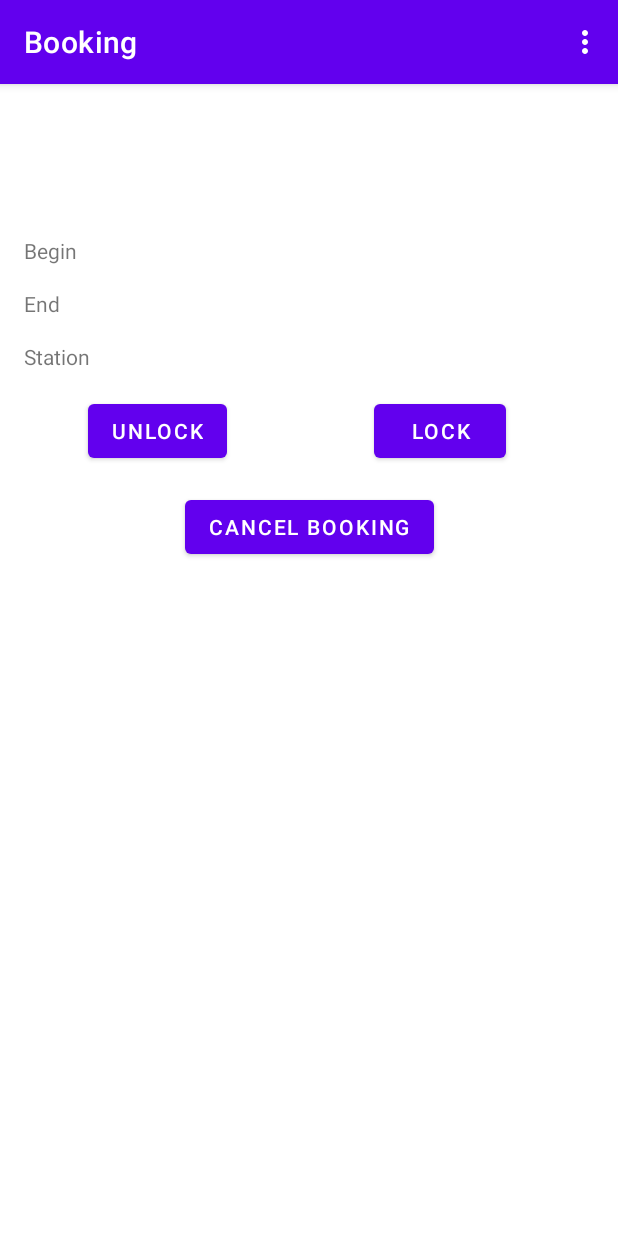
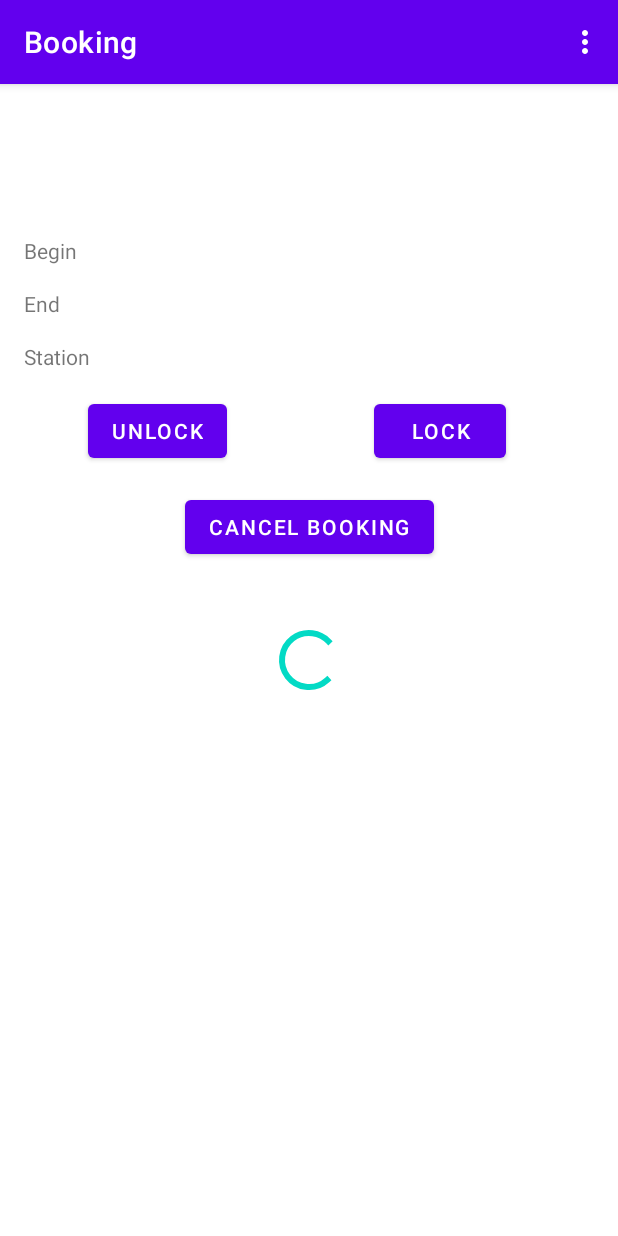
Before and after one commit to kuechensofa/openteilauto, an Android app: the BookingsDetailActivity screen opened directly, with no data from a screen before it, on a phone screen of 412 x 824 dp. Run offline under Robolectric (Android 15) with nearby library versions, the phone set to English and light mode, and no system bars.

Commit message:
Add progress bars to layouts
Add progress bars to layouts to indicate network activity to the user

```diff
--- a/app/src/main/java/de/openteilauto/openteilauto/ui/bookings/BookingsDetailActivity.kt
+++ b/app/src/main/java/de/openteilauto/openteilauto/ui/bookings/BookingsDetailActivity.kt
@@ -4,10 +4,7 @@ import android.content.DialogInterface
 import android.content.Intent
 import android.os.Bundle
 import android.view.View
-import android.widget.Button
-import android.widget.EditText
-import android.widget.TextView
-import android.widget.Toast
+import android.widget.*
 import androidx.appcompat.app.AlertDialog
 import androidx.lifecycle.ViewModelProvider
 import androidx.swiperefreshlayout.widget.SwipeRefreshLayout
@@ -45,6 +42,8 @@ class BookingsDetailActivity : BaseActivity<BookingsDetailViewModel>() {
         val lockButton = findViewById<Button>(R.id.button_lock)
         val cancelButton = findViewById<Button>(R.id.button_cancel_booking)
 
+        val progressBar: ProgressBar = findViewById(R.id.booking_progress_bar)
+
         unlockButton.setOnClickListener {
             showPinDialog(it)
         }
@@ -74,6 +73,8 @@ class BookingsDetailActivity : BaseActivity<BookingsDetailViewModel>() {
                     unlockButton.visibility = View.INVISIBLE
                     lockButton.visibility = View.INVISIBLE
                 }
+
+                progressBar.visibility = View.INVISIBLE
                 refreshLayout.isRefreshing = false
             })
 
--- a/app/src/main/java/de/openteilauto/openteilauto/ui/search/SearchResultsActivity.kt
+++ b/app/src/main/java/de/openteilauto/openteilauto/ui/search/SearchResultsActivity.kt
@@ -2,6 +2,8 @@ package de.openteilauto.openteilauto.ui.search
 
 import android.content.Intent
 import android.os.Bundle
+import android.view.View
+import android.widget.ProgressBar
 import android.widget.SearchView
 import android.widget.Toast
 import androidx.lifecycle.ViewModelProvider
@@ -32,6 +34,8 @@ class SearchResultsActivity : BaseActivity<SearchViewModel>() {
         val searchResultsAdapter = SearchResultsAdapter { searchResult -> adapterOnClick(searchResult) }
         val searchResultsView: RecyclerView = findViewById(R.id.search_results_view)
         searchResultsView.adapter = searchResultsAdapter
+
+        val progressBar: ProgressBar = findViewById(R.id.search_progress_bar)
 
         val bundle = intent.extras
         if (bundle != null) {
@@ -66,6 +70,7 @@ class SearchResultsActivity : BaseActivity<SearchViewModel>() {
 
         model?.getSearchResults()?.observe(this, {searchResults ->
             searchResultsAdapter.submitList(searchResults)
+            progressBar.visibility = View.INVISIBLE
         })
     }
 
--- a/app/src/main/res/layout/activity_bookings_detail.xml
+++ b/app/src/main/res/layout/activity_bookings_detail.xml
@@ -124,5 +124,15 @@
             app:layout_constraintEnd_toEndOf="parent"
             app:layout_constraintStart_toStartOf="parent"
             app:layout_constraintTop_toBottomOf="@+id/button_unlock" />
+
+        <ProgressBar
+            android:id="@+id/booking_progress_bar"
+            style="?android:attr/progressBarStyle"
+            android:layout_width="wrap_content"
+            android:layout_height="wrap_content"
+            app:layout_constraintBottom_toBottomOf="parent"
+            app:layout_constraintEnd_toEndOf="parent"
+            app:layout_constraintStart_toStartOf="parent"
+            app:layout_constraintTop_toTopOf="parent" />
     </androidx.constraintlayout.widget.ConstraintLayout>
 </androidx.swiperefreshlayout.widget.SwipeRefreshLayout>
```
Also changed, not shown: app/src/main/java/de/openteilauto/openteilauto/ui/bookings/BookingsActivity.kt (+7 -0 lines), app/src/main/java/de/openteilauto/openteilauto/ui/login/LoginActivity.kt (+6 -1 lines), app/src/main/res/layout/activity_bookings.xml (+10 -0 lines), app/src/main/res/layout/activity_login.xml (+11 -0 lines), app/src/main/res/layout/activity_search_results.xml (+12 -2 lines).
